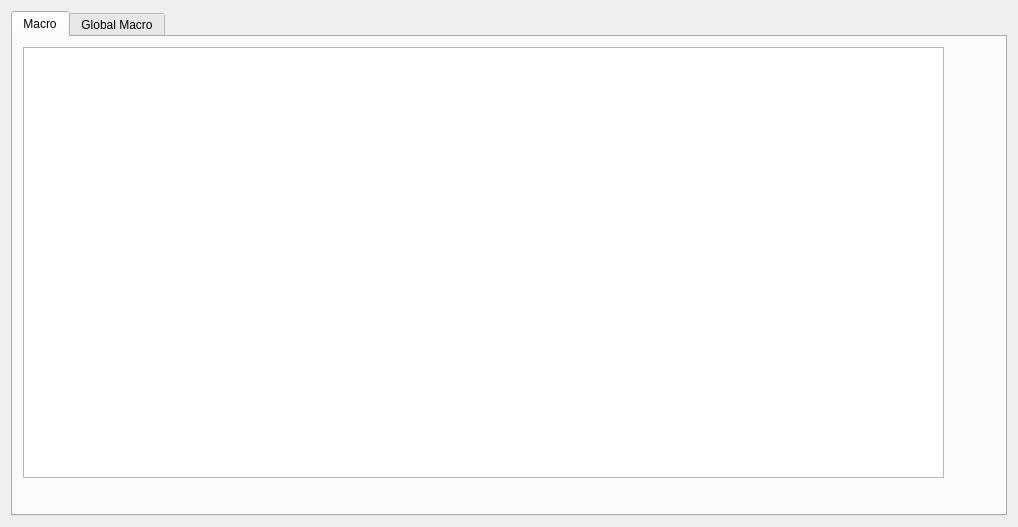
This is QKeyMapper/qmacrolistdialog.ui in Zalafina/QKeyMapper as Qt 5 draws it before an edit. The edited form follows.
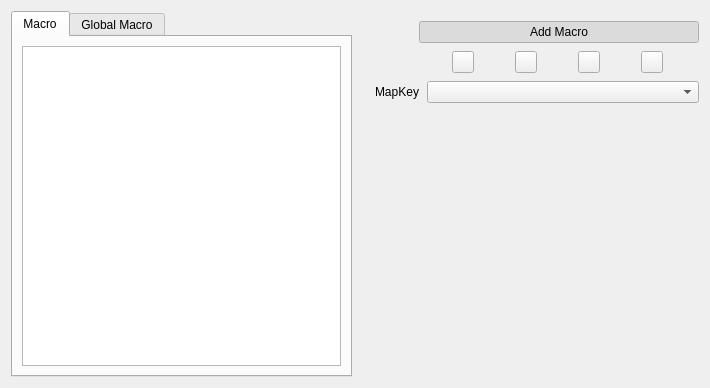
This is the edited form. Custom widgets are drawn as their Qt base class.

Commit message: Add macro list dialog.

Patch:
```diff
--- a/QKeyMapper/qmacrolistdialog.ui
+++ b/QKeyMapper/qmacrolistdialog.ui
@@ -6,8 +6,8 @@
    <rect>
     <x>0</x>
     <y>0</y>
-    <width>1018</width>
-    <height>527</height>
+    <width>710</width>
+    <height>388</height>
    </rect>
   </property>
   <property name="windowTitle">
@@ -23,32 +23,368 @@
       <attribute name="title">
        <string>Macro</string>
       </attribute>
-      <widget class="QWidget" name="verticalLayoutWidget">
-       <property name="geometry">
-        <rect>
-         <x>10</x>
-         <y>10</y>
-         <width>921</width>
-         <height>431</height>
-        </rect>
-       </property>
-       <layout class="QVBoxLayout" name="verticalLayout">
-        <property name="spacing">
-         <number>0</number>
-        </property>
-        <item>
-         <widget class="QTableWidget" name="tableWidget"/>
-        </item>
-       </layout>
-      </widget>
+      <layout class="QVBoxLayout" name="verticalLayout_2">
+       <item>
+        <widget class="QTableWidget" name="tableWidget"/>
+       </item>
+      </layout>
      </widget>
      <widget class="QWidget" name="globalmacro_list">
       <attribute name="title">
        <string>Global Macro</string>
       </attribute>
+      <layout class="QVBoxLayout" name="verticalLayout">
+       <item>
+        <widget class="QTableWidget" name="tableWidget_2"/>
+       </item>
+      </layout>
      </widget>
     </widget>
    </item>
+   <item>
+    <layout class="QVBoxLayout" name="verticalLayout_right">
+     <property name="spacing">
+      <number>8</number>
+     </property>
+     <property name="sizeConstraint">
+      <enum>QLayout::SizeConstraint::SetMaximumSize</enum>
+     </property>
+     <item>
+      <spacer name="verticalSpacer_top">
+       <property name="orientation">
+        <enum>Qt::Orientation::Vertical</enum>
+       </property>
+       <property name="sizeType">
+        <enum>QSizePolicy::Policy::Fixed</enum>
+       </property>
+       <property name="sizeHint" stdset="0">
+        <size>
+         <width>20</width>
+         <height>10</height>
+        </size>
+       </property>
+      </spacer>
+     </item>
+     <item>
+      <layout class="QHBoxLayout" name="horizontalLayout_addmacro">
+       <property name="spacing">
+        <number>0</number>
+       </property>
+       <property name="sizeConstraint">
+        <enum>QLayout::SizeConstraint::SetDefaultConstraint</enum>
+       </property>
+       <item>
+        <spacer name="horizontalSpacer_addmacro">
+         <property name="orientation">
+          <enum>Qt::Orientation::Horizontal</enum>
+         </property>
+         <property name="sizeType">
+          <enum>QSizePolicy::Policy::Maximum</enum>
+         </property>
+         <property name="sizeHint" stdset="0">
+          <size>
+           <width>61</width>
+           <height>22</height>
+          </size>
+         </property>
+        </spacer>
+       </item>
+       <item>
+        <widget class="QPushButton" name="addMacroButton">
+         <property name="sizePolicy">
+          <sizepolicy hsizetype="Expanding" vsizetype="Fixed">
+           <horstretch>0</horstretch>
+           <verstretch>0</verstretch>
+          </sizepolicy>
+         </property>
+         <property name="minimumSize">
+          <size>
+           <width>0</width>
+           <height>22</height>
+          </size>
+         </property>
+         <property name="maximumSize">
+          <size>
+           <width>16777215</width>
+           <height>22</height>
+          </size>
+         </property>
+         <property name="focusPolicy">
+          <enum>Qt::FocusPolicy::NoFocus</enum>
+         </property>
+         <property name="text">
+          <string>Add Macro</string>
+         </property>
+         <property name="checkable">
+          <bool>true</bool>
+         </property>
+         <property name="checked">
+          <bool>true</bool>
+         </property>
+         <property name="autoDefault">
+          <bool>false</bool>
+         </property>
+        </widget>
+       </item>
+      </layout>
+     </item>
+     <item>
+      <layout class="QHBoxLayout" name="horizontalLayout_mapkey_selector">
+       <property name="spacing">
+        <number>0</number>
+       </property>
+       <item>
+        <spacer name="horizontalSpacer_select_button_1">
+         <property name="orientation">
+          <enum>Qt::Orientation::Horizontal</enum>
+         </property>
+         <property name="sizeType">
+          <enum>QSizePolicy::Policy::Maximum</enum>
+         </property>
+         <property name="sizeHint" stdset="0">
+          <size>
+           <width>61</width>
+           <height>22</height>
+          </size>
+         </property>
+        </spacer>
+       </item>
+       <item>
+        <widget class="QPushButton" name="mapList_SelectKeyboardButton">
+         <property name="sizePolicy">
+          <sizepolicy hsizetype="Fixed" vsizetype="Fixed">
+           <horstretch>0</horstretch>
+           <verstretch>0</verstretch>
+          </sizepolicy>
+         </property>
+         <property name="minimumSize">
+          <size>
+           <width>22</width>
+           <height>22</height>
+          </size>
+         </property>
+         <property name="maximumSize">
+          <size>
+           <width>22</width>
+           <height>22</height>
+          </size>
+         </property>
+         <property name="focusPolicy">
+          <enum>Qt::FocusPolicy::NoFocus</enum>
+         </property>
+         <property name="text">
+          <string/>
+         </property>
+         <property name="iconSize">
+          <size>
+           <width>16</width>
+           <height>16</height>
+          </size>
+         </property>
+         <property name="checkable">
+          <bool>true</bool>
+         </property>
+         <property name="autoDefault">
+          <bool>false</bool>
+         </property>
+        </widget>
+       </item>
+       <item>
+        <spacer name="horizontalSpacer_select_button_2">
+         <property name="orientation">
+          <enum>Qt::Orientation::Horizontal</enum>
+         </property>
+         <property name="sizeType">
+          <enum>QSizePolicy::Policy::Fixed</enum>
+         </property>
+         <property name="sizeHint" stdset="0">
+          <size>
+           <width>8</width>
+           <height>22</height>
+          </size>
+         </property>
+        </spacer>
+       </item>
+       <item>
+        <widget class="QPushButton" name="mapList_SelectGamepadButton">
+         <property name="minimumSize">
+          <size>
+           <width>22</width>
+           <height>22</height>
+          </size>
+         </property>
+         <property name="maximumSize">
+          <size>
+           <width>22</width>
+           <height>22</height>
+          </size>
+         </property>
+         <property name="focusPolicy">
+          <enum>Qt::FocusPolicy::NoFocus</enum>
+         </property>
+         <property name="text">
+          <string/>
+         </property>
+         <property name="iconSize">
+          <size>
+           <width>16</width>
+           <height>16</height>
+          </size>
+         </property>
+         <property name="checkable">
+          <bool>true</bool>
+         </property>
+         <property name="autoDefault">
+          <bool>false</bool>
+         </property>
+        </widget>
+       </item>
+       <item>
+        <spacer name="horizontalSpacer_select_button_3">
+         <property name="orientation">
+          <enum>Qt::Orientation::Horizontal</enum>
+         </property>
+         <property name="sizeType">
+          <enum>QSizePolicy::Policy::Fixed</enum>
+         </property>
+         <property name="sizeHint" stdset="0">
+          <size>
+           <width>8</width>
+           <height>22</height>
+          </size>
+         </property>
+        </spacer>
+       </item>
+       <item>
+        <widget class="QPushButton" name="mapList_SelectMouseButton">
+         <property name="minimumSize">
+          <size>
+           <width>22</width>
+           <height>22</height>
+          </size>
+         </property>
+         <property name="maximumSize">
+          <size>
+           <width>22</width>
+           <height>22</height>
+          </size>
+         </property>
+         <property name="focusPolicy">
+          <enum>Qt::FocusPolicy::NoFocus</enum>
+         </property>
+         <property name="text">
+          <string/>
+         </property>
+         <property name="iconSize">
+          <size>
+           <width>16</width>
+           <height>16</height>
+          </size>
+         </property>
+         <property name="checkable">
+          <bool>true</bool>
+         </property>
+         <property name="autoDefault">
+          <bool>false</bool>
+         </property>
+        </widget>
+       </item>
+       <item>
+        <spacer name="horizontalSpacer_select_button_4">
+         <property name="orientation">
+          <enum>Qt::Orientation::Horizontal</enum>
+         </property>
+         <property name="sizeType">
+          <enum>QSizePolicy::Policy::Fixed</enum>
+         </property>
+         <property name="sizeHint" stdset="0">
+          <size>
+           <width>8</width>
+           <height>22</height>
+          </size>
+         </property>
+        </spacer>
+       </item>
+       <item>
+        <widget class="QPushButton" name="mapList_SelectFunctionButton">
+         <property name="minimumSize">
+          <size>
+           <width>22</width>
+           <height>22</height>
+          </size>
+         </property>
+         <property name="maximumSize">
+          <size>
+           <width>22</width>
+           <height>22</height>
+          </size>
+         </property>
+         <property name="focusPolicy">
+          <enum>Qt::FocusPolicy::NoFocus</enum>
+         </property>
+         <property name="text">
+          <string/>
+         </property>
+         <property name="iconSize">
+          <size>
+           <width>16</width>
+           <height>16</height>
+          </size>
+         </property>
+         <property name="checkable">
+          <bool>true</bool>
+         </property>
+         <property name="autoDefault">
+          <bool>false</bool>
+         </property>
+        </widget>
+       </item>
+      </layout>
+     </item>
+     <item>
+      <layout class="QHBoxLayout" name="horizontalLayout_2">
+       <item>
+        <widget class="QLabel" name="mapkeyLabel">
+         <property name="minimumSize">
+          <size>
+           <width>61</width>
+           <height>22</height>
+          </size>
+         </property>
+         <property name="maximumSize">
+          <size>
+           <width>61</width>
+           <height>22</height>
+          </size>
+         </property>
+         <property name="text">
+          <string>MapKey</string>
+         </property>
+         <property name="alignment">
+          <set>Qt::AlignmentFlag::AlignRight|Qt::AlignmentFlag::AlignTrailing|Qt::AlignmentFlag::AlignVCenter</set>
+         </property>
+        </widget>
+       </item>
+       <item>
+        <widget class="QComboBox" name="comboBox"/>
+       </item>
+      </layout>
+     </item>
+     <item>
+      <spacer name="verticalSpacer_bottom">
+       <property name="orientation">
+        <enum>Qt::Orientation::Vertical</enum>
+       </property>
+       <property name="sizeHint" stdset="0">
+        <size>
+         <width>20</width>
+         <height>40</height>
+        </size>
+       </property>
+      </spacer>
+     </item>
+    </layout>
+   </item>
   </layout>
  </widget>
  <customwidgets>
```
